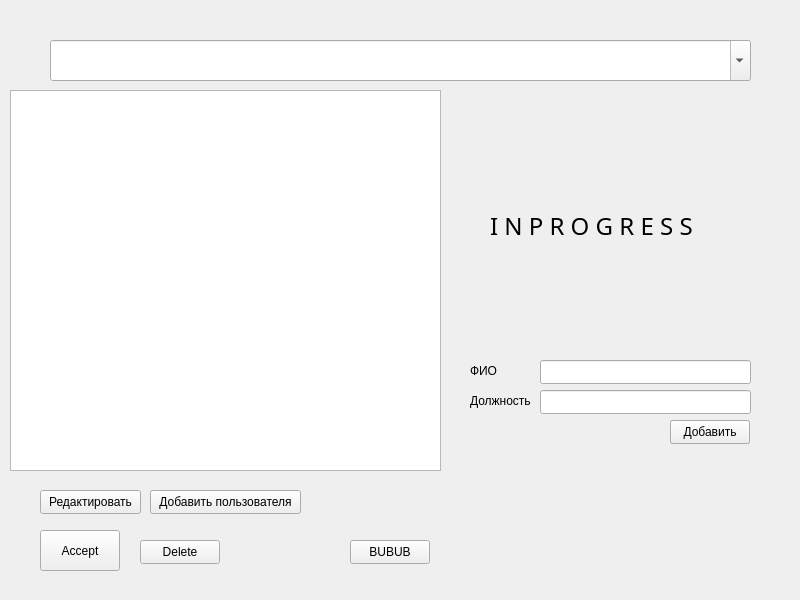
lifeaborted/staffCard, file widget.ui: the form before one commit.
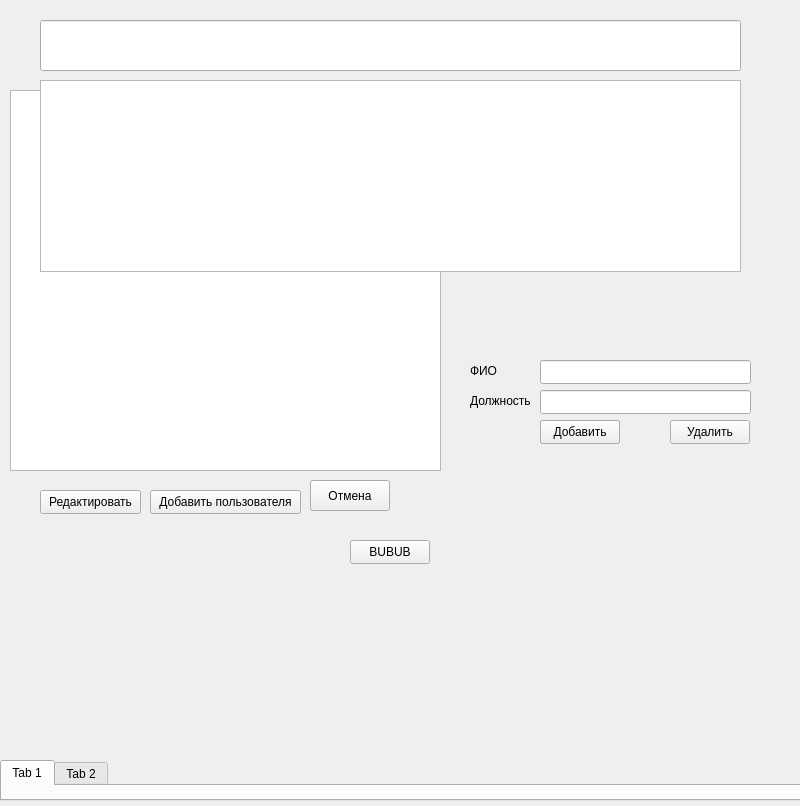
The form after the commit. Icons and pictures are not drawn.

Commit message: осталось прикрутить equipBD, widgetTab и layout

```diff
--- a/widget.ui
+++ b/widget.ui
@@ -7,7 +7,7 @@
     <x>0</x>
     <y>0</y>
     <width>800</width>
-    <height>600</height>
+    <height>806</height>
    </rect>
   </property>
   <property name="windowTitle">
@@ -42,40 +42,27 @@
   <widget class="QPushButton" name="deleteButton">
    <property name="geometry">
     <rect>
-     <x>140</x>
-     <y>540</y>
+     <x>670</x>
+     <y>420</y>
      <width>80</width>
      <height>24</height>
     </rect>
    </property>
    <property name="text">
-    <string>Delete</string>
+    <string>Удалить</string>
    </property>
   </widget>
   <widget class="QPushButton" name="selectButton">
    <property name="geometry">
     <rect>
-     <x>40</x>
-     <y>530</y>
+     <x>310</x>
+     <y>480</y>
      <width>80</width>
-     <height>41</height>
+     <height>31</height>
     </rect>
    </property>
    <property name="text">
-    <string>Accept</string>
-   </property>
-  </widget>
-  <widget class="QComboBox" name="comboBox">
-   <property name="geometry">
-    <rect>
-     <x>50</x>
-     <y>40</y>
-     <width>701</width>
-     <height>41</height>
-    </rect>
-   </property>
-   <property name="editable">
-    <bool>true</bool>
+    <string>Отмена</string>
    </property>
   </widget>
   <widget class="QPushButton" name="editButton">
@@ -169,7 +156,7 @@
   <widget class="QPushButton" name="saveEditButton">
    <property name="geometry">
     <rect>
-     <x>670</x>
+     <x>540</x>
      <y>420</y>
      <width>80</width>
      <height>24</height>
@@ -182,7 +169,7 @@
   <widget class="QPushButton" name="saveAddButton">
    <property name="geometry">
     <rect>
-     <x>670</x>
+     <x>540</x>
      <y>420</y>
      <width>80</width>
      <height>24</height>
@@ -230,6 +217,59 @@
     </font>
    </property>
   </widget>
+  <widget class="QLineEdit" name="dataText">
+   <property name="geometry">
+    <rect>
+     <x>40</x>
+     <y>20</y>
+     <width>701</width>
+     <height>51</height>
+    </rect>
+   </property>
+   <property name="font">
+    <font>
+     <pointsize>14</pointsize>
+    </font>
+   </property>
+  </widget>
+  <widget class="QListView" name="dataBox">
+   <property name="geometry">
+    <rect>
+     <x>40</x>
+     <y>80</y>
+     <width>701</width>
+     <height>192</height>
+    </rect>
+   </property>
+   <property name="font">
+    <font>
+     <pointsize>14</pointsize>
+    </font>
+   </property>
+  </widget>
+  <widget class="QTabWidget" name="tabWidget">
+   <property name="geometry">
+    <rect>
+     <x>0</x>
+     <y>760</y>
+     <width>801</width>
+     <height>41</height>
+    </rect>
+   </property>
+   <property name="currentIndex">
+    <number>0</number>
+   </property>
+   <widget class="QWidget" name="tab">
+    <attribute name="title">
+     <string>Tab 1</string>
+    </attribute>
+   </widget>
+   <widget class="QWidget" name="tab_2">
+    <attribute name="title">
+     <string>Tab 2</string>
+    </attribute>
+   </widget>
+  </widget>
  </widget>
  <resources/>
  <connections/>
```
Left out of the diff: 2 changed lines with no effect on the pictures. The commit also changes 6 other files.
